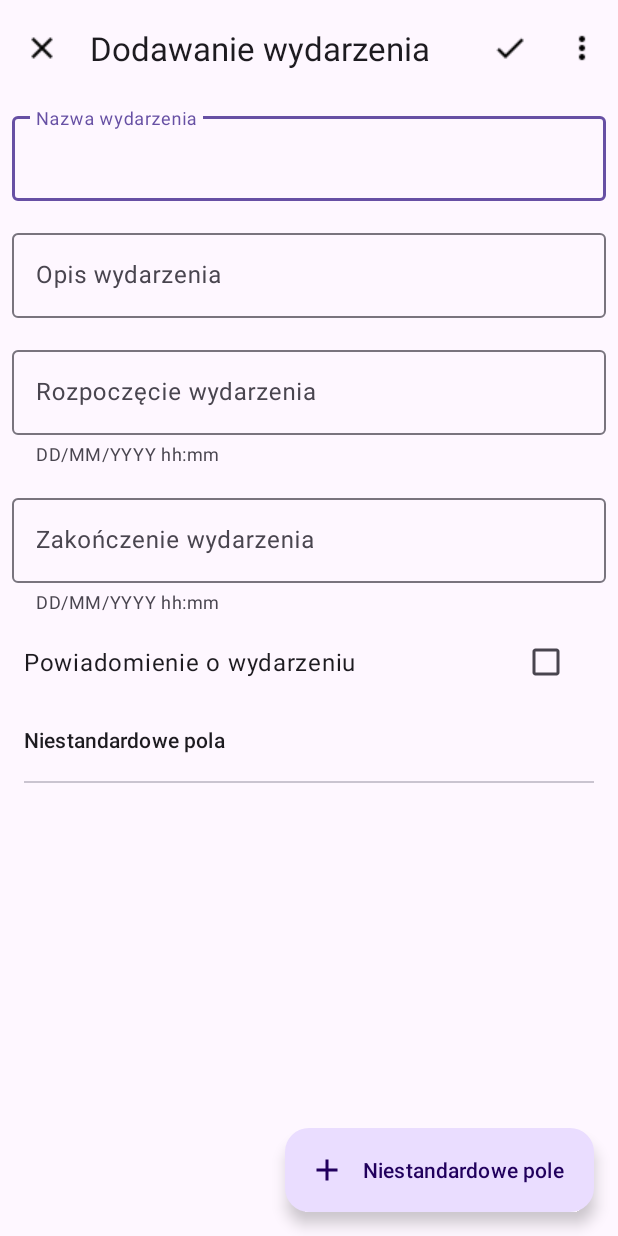
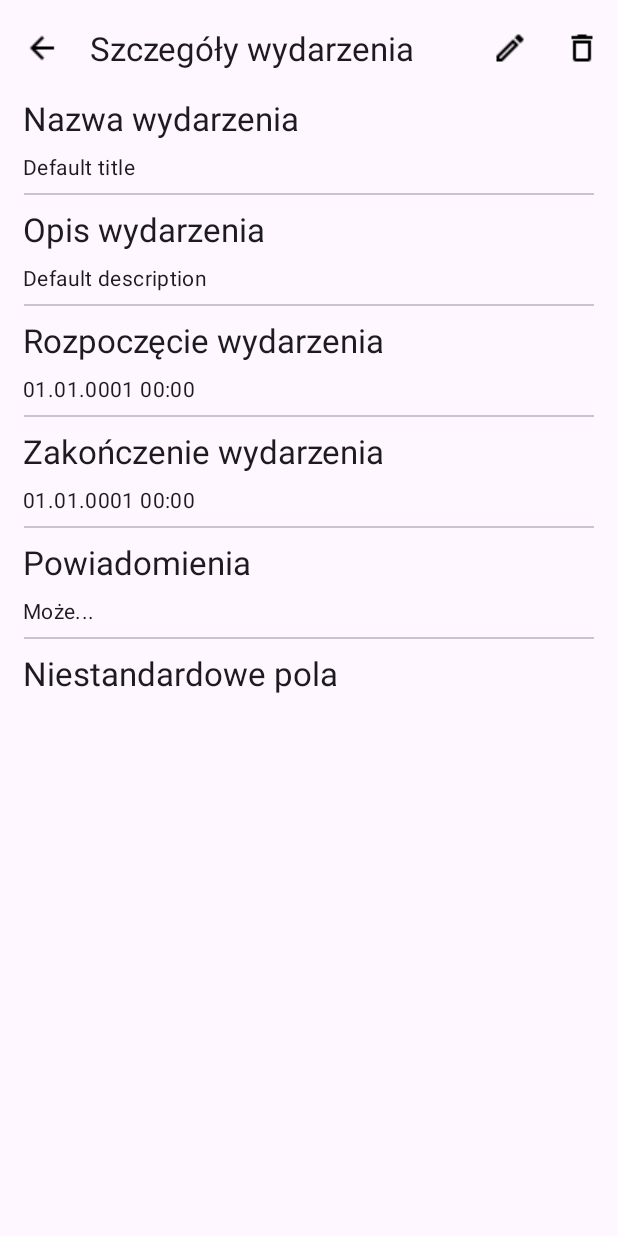
Before and after one commit to MissionSurvive/ProjektRiKWO, an Android app: the screen it shows after launch (EventAddActivity before the commit, SingleViewActivity after it), on a phone screen of 412 x 824 dp. Run offline under Robolectric (Android 15) with nearby library versions, the phone set to English and light mode, and no system bars; our stand-ins replace Room's generated code.

Commit message:
Created single event view

```diff
--- a/app/src/main/AndroidManifest.xml
+++ b/app/src/main/AndroidManifest.xml
@@ -23,6 +23,9 @@
         </activity>
         <activity android:name=".EventAddActivity">
         </activity>
+        <activity android:name=".SingleViewActivity">
+
+        </activity>
     </application>
 
 </manifest>
--- a/app/src/main/java/com/example/meetingapp/MainActivity.kt
+++ b/app/src/main/java/com/example/meetingapp/MainActivity.kt
@@ -26,15 +26,15 @@ class MainActivity : AppCompatActivity() {
         super.onCreate(savedInstanceState)
         enableEdgeToEdge()
         setContentView(R.layout.activity_main)
-        val intent = Intent(this, EventAddActivity::class.java)
+        val intent = Intent(this, SingleViewActivity::class.java)
+        intent.putExtra("meetingId", 1L)
         startActivity(intent)
+        val intentTwo = Intent(this, EventAddActivity::class.java)
+        startActivity(intentTwo)
         ViewCompat.setOnApplyWindowInsetsListener(findViewById(R.id.main)) { v, insets ->
             val systemBars = insets.getInsets(WindowInsetsCompat.Type.systemBars())
             v.setPadding(systemBars.left, systemBars.top, systemBars.right, systemBars.bottom)
             insets
         }
-        viewModel.getAllMeetings().observe(this){
-            print(it)
-        }
     }
 }
--- /dev/null
+++ b/app/src/main/java/com/example/meetingapp/SingleViewActivity.kt
@@ -0,0 +1,98 @@
+package com.example.meetingapp
+
+import android.opengl.Visibility
+import android.os.Bundle
+import android.widget.TextView
+import androidx.activity.enableEdgeToEdge
+import androidx.appcompat.app.AppCompatActivity
+import androidx.lifecycle.Observer
+import androidx.lifecycle.ViewModelProvider
+import androidx.recyclerview.widget.LinearLayoutManager
+import androidx.recyclerview.widget.RecyclerView
+import com.example.meetingapp.ViewModels.MeetingViewModel
+import com.example.meetingapp.ViewModels.ViewModelFactory
+import com.example.meetingapp.adapters.ExtraOptionsTextListAdapter
+import com.example.meetingapp.database.MeetingDatabase
+import com.example.meetingapp.repository.MeetingRepository
+import com.google.android.material.appbar.MaterialToolbar
+import java.text.Format
+import java.text.SimpleDateFormat
+import java.util.Date
+
+class SingleViewActivity : AppCompatActivity() {
+
+    private val viewModel: MeetingViewModel by lazy{
+        ViewModelProvider(
+            this,
+            ViewModelFactory(MeetingRepository(MeetingDatabase.invoke(this)))
+        ).get(MeetingViewModel::class.java)
+    }
+
+    var id: Long = 0
+
+    override fun onCreate(savedInstanceState: Bundle?) {
+        super.onCreate(savedInstanceState)
+        enableEdgeToEdge()
+        setContentView(R.layout.activity_single_view)
+
+        id = intent.getLongExtra("meetingId", 0)
+
+        val topAppBar: MaterialToolbar = findViewById(R.id.topAppBarMaterials)
+        val name: TextView = findViewById(R.id.eventName)
+        val description: TextView = findViewById(R.id.eventDescription)
+        val startDate: TextView = findViewById(R.id.eventStart)
+        val endDate: TextView = findViewById(R.id.eventEnd)
+        val notifications: TextView = findViewById(R.id.eventNotifications)
+        val extraOptions: TextView = findViewById(R.id.extraOptionsText)
+        val recycler: RecyclerView = findViewById(R.id.extraOptionsRecycler)
+        val adapter = ExtraOptionsTextListAdapter()
+
+        recycler.adapter = adapter
+        recycler.layoutManager = LinearLayoutManager(this)
+
+        topAppBar.setNavigationOnClickListener {
+            finish()
+        }
+
+        topAppBar.setOnMenuItemClickListener {menuItem ->
+            when (menuItem.itemId) {
+                R.id.edit -> {
+
+                    true
+                    }
+                R.id.delete -> {
+
+                    true
+                }
+                else -> false
+            }
+        }
+
+        viewModel.getMeetingById(id).observe(this, Observer {meeting ->
+            meeting?.let {
+
+                val formatter: Format = SimpleDateFormat("dd/MM/yyyy HH:mm")
+                val start: String = formatter.format(it.meetings.meetingDatetime)
+                val end: String = formatter.format(Date(it.meetings.meetingDatetime.time + it.meetings.meetingDuration))
+
+                name.text = it.meetings.meetingName
+                description.text = it.meetings.meetingDescription
+                startDate.text = start
+                endDate.text = end
+                if (it.meetings.meetingNotification) {
+                    notifications.text = "TAK"
+                }
+                else {
+                    notifications.text = "NIE"
+                }
+
+                if (it.options.isEmpty()) {
+                    extraOptions.text = ""
+                }
+                else {
+                    adapter.submitList(it.options)
+                }
+            }
+        })
+    }
+}
--- a/app/src/main/java/com/example/meetingapp/ViewModels/MeetingViewModel.kt
+++ b/app/src/main/java/com/example/meetingapp/ViewModels/MeetingViewModel.kt
@@ -36,4 +36,6 @@ class MeetingViewModel(private val meetingRepo : MeetingRepository) : ViewModel(
         viewModelScope.launch {
             meetingRepo.updateMeeting(meeting)
         }
+
+    fun getMeetingById(id: Long) = meetingRepo.getMeeingById(id).asLiveData()
 }
--- /dev/null
+++ b/app/src/main/java/com/example/meetingapp/adapters/ExtraOptionsTextListAdapter.kt
@@ -0,0 +1,32 @@
+package com.example.meetingapp.adapters
+import android.view.ViewGroup
+import androidx.core.widget.doOnTextChanged
+import androidx.recyclerview.widget.DiffUtil
+import androidx.recyclerview.widget.ListAdapter
+import com.example.meetingapp.CustomOptions
+import com.example.meetingapp.viewHolders.ExtraOptionTextViewHolder
+import com.example.meetingapp.viewHolders.ExtraOptionViewHolder
+
+class ExtraOptionsTextListAdapter() : ListAdapter<CustomOptions, ExtraOptionTextViewHolder>(OptionsComparator()) {
+
+    override fun onCreateViewHolder(parent: ViewGroup, viewType: Int): ExtraOptionTextViewHolder {
+        return ExtraOptionTextViewHolder.create(parent)
+    }
+
+    override fun onBindViewHolder(holder: ExtraOptionTextViewHolder, position: Int) {
+        val current = getItem(position)
+        holder.bind(current.optionId, current.optionKey, current.optionValue)
+    }
+
+    class OptionsComparator : DiffUtil.ItemCallback<CustomOptions>() {
+        override fun areItemsTheSame(oldItem: CustomOptions, newItem: CustomOptions): Boolean {
+            return oldItem === newItem
+        }
+
+        override fun areContentsTheSame(oldItem: CustomOptions, newItem: CustomOptions): Boolean {
+            return oldItem.optionId == newItem.optionId &&
+                    oldItem.optionKey == newItem.optionKey &&
+                    oldItem.optionValue == newItem.optionValue
+        }
+    }
+}
--- a/app/src/main/java/com/example/meetingapp/database/MeetingDao.kt
+++ b/app/src/main/java/com/example/meetingapp/database/MeetingDao.kt
@@ -10,6 +10,7 @@ import androidx.room.Update
 import com.example.meetingapp.CustomOptions
 import com.example.meetingapp.Meetings
 import com.example.meetingapp.MeetingsWithCustomOptions
+import kotlinx.coroutines.flow.Flow
 
 @Dao
 interface MeetingDao {
@@ -33,6 +34,9 @@ interface MeetingDao {
     @Query("SELECT * FROM MEETINGS ORDER BY meetingDatetime DESC")
     fun getAllMeetings(): LiveData<List<MeetingsWithCustomOptions>>
 
+    @Query("SELECT * FROM MEETINGS WHERE meetingId = :id")
+    fun getMeetingById(id: Long): Flow<MeetingsWithCustomOptions>
+
     @Query("SELECT * FROM CUSTOMOPTIONS")
     fun getAllCustomOptions(): LiveData<List<CustomOptions>>
 }
--- a/app/src/main/java/com/example/meetingapp/repository/MeetingRepository.kt
+++ b/app/src/main/java/com/example/meetingapp/repository/MeetingRepository.kt
@@ -4,10 +4,12 @@ package com.example.meetingapp.repository
 
 import com.example.meetingapp.CustomOptions
 import com.example.meetingapp.Meetings
+import com.example.meetingapp.MeetingsWithCustomOptions
 import com.example.meetingapp.TemplateCustomOptions
 import com.example.meetingapp.TemplateWithTemplateOptions
 import com.example.meetingapp.Templates
 import com.example.meetingapp.database.MeetingDatabase
+import kotlinx.coroutines.flow.Flow
 
 class MeetingRepository(private val db: MeetingDatabase) {
     suspend fun insertMeeting(meetings: Meetings): Long = db.getMeetingDoa().insertMeeting(meetings)
@@ -29,4 +31,6 @@ class MeetingRepository(private val db: MeetingDatabase) {
     fun getAllCustomOptions() = db.getMeetingDoa().getAllCustomOptions()
     fun getAllTemplates() = db.getTemplateDao().getAllTemplates()
     fun getAllTemplatesOptions() = db.getTemplateDao().getAllTemplateOptions()
+
+    fun getMeeingById(id: Long): Flow<MeetingsWithCustomOptions> = db.getMeetingDoa().getMeetingById(id)
 }
--- /dev/null
+++ b/app/src/main/java/com/example/meetingapp/viewHolders/ExtraOptionTextViewHolder.kt
@@ -0,0 +1,30 @@
+package com.example.meetingapp.viewHolders
+
+import android.net.Uri
+import android.view.LayoutInflater
+import android.view.View
+import android.view.ViewGroup
+import android.widget.Button
+import android.widget.TextView
+import androidx.recyclerview.widget.RecyclerView.ViewHolder
+import com.example.meetingapp.R
+import com.google.android.material.textfield.TextInputEditText
+import com.google.android.material.textfield.TextInputLayout
+
+class ExtraOptionTextViewHolder(itemView: View) : ViewHolder(itemView) {
+    val optionName: TextView = itemView.findViewById(R.id.optionName)
+    val optionContent: TextView = itemView.findViewById(R.id.optionContent)
+
+    fun bind(id: Int, name: String, content: String) {
+        optionName.text = name
+        optionContent.text = content
+    }
+
+    companion object {
+        fun create(parent: ViewGroup): ExtraOptionTextViewHolder {
+            val view: View = LayoutInflater.from(parent.context)
+                .inflate(R.layout.extra_options_text_list_view, parent, false)
+            return ExtraOptionTextViewHolder(view)
+        }
+    }
+}
--- /dev/null
+++ b/app/src/main/res/layout/activity_single_view.xml
@@ -0,0 +1,180 @@
+<?xml version="1.0" encoding="utf-8"?>
+<androidx.coordinatorlayout.widget.CoordinatorLayout xmlns:android="http://schemas.android.com/apk/res/android"
+    xmlns:app="http://schemas.android.com/apk/res-auto"
+    android:layout_width="match_parent"
+    android:layout_height="match_parent"
+    xmlns:tools="http://schemas.android.com/tools">
+
+    <com.google.android.material.appbar.AppBarLayout
+        android:id="@+id/topAppBar"
+        android:layout_width="match_parent"
+        android:layout_height="wrap_content"
+        android:fitsSystemWindows="true">
+
+        <com.google.android.material.appbar.MaterialToolbar
+            android:id="@+id/topAppBarMaterials"
+            android:layout_width="match_parent"
+            android:layout_height="wrap_content"
+            android:minHeight="?attr/actionBarSize"
+            app:title="Szczegóły wydarzenia"
+            app:subtitleCentered="false"
+            app:menu="@menu/single_view_menu"
+            app:navigationIcon="@drawable/outline_arrow_back_black_24" />
+    </com.google.android.material.appbar.AppBarLayout>
+
+    <androidx.core.widget.NestedScrollView
+        android:layout_width="match_parent"
+        android:layout_height="match_parent"
+        app:layout_behavior="@string/appbar_scrolling_view_behavior">
+
+    <LinearLayout
+        android:layout_width="match_parent"
+        android:layout_height="match_parent"
+        android:orientation="vertical">
+
+        <TextView
+            android:layout_width="match_parent"
+            android:layout_height="wrap_content"
+            android:paddingStart="15dp"
+            android:paddingEnd="15dp"
+            android:text="Nazwa wydarzenia"
+            style="@style/TextAppearance.Material3.TitleLarge"/>
+
+        <TextView
+            android:id="@+id/eventName"
+            android:layout_width="match_parent"
+            android:layout_height="wrap_content"
+            android:paddingStart="15dp"
+            android:paddingEnd="15dp"
+            android:paddingTop="8dp"
+            android:text="Default title"
+            style="@style/TextAppearance.Material3.BodyMedium"/>
+
+        <com.google.android.material.divider.MaterialDivider
+            android:layout_width="match_parent"
+            android:layout_height="wrap_content"
+            android:layout_marginStart="16dp"
+            android:layout_marginEnd="16dp"
+            android:layout_marginTop="8dp"
+            android:layout_marginBottom="8dp"/>
+        <TextView
+            android:layout_width="match_parent"
+            android:layout_height="wrap_content"
+            android:paddingStart="15dp"
+            android:paddingEnd="15dp"
+            android:text="Opis wydarzenia"
+            style="@style/TextAppearance.Material3.TitleLarge"/>
+
+        <TextView
+            android:id="@+id/eventDescription"
+            android:layout_width="match_parent"
+            android:layout_height="wrap_content"
+            android:paddingStart="15dp"
+            android:paddingEnd="15dp"
+            android:paddingTop="8dp"
+            android:text="Default description"
+            style="@style/TextAppearance.Material3.BodyMedium"/>
+
+        <com.google.android.material.divider.MaterialDivider
+            android:layout_width="match_parent"
+            android:layout_height="wrap_content"
+            android:layout_marginStart="16dp"
+            android:layout_marginEnd="16dp"
+            android:layout_marginTop="8dp"
+            android:layout_marginBottom="8dp"/>
+        <TextView
+            android:layout_width="match_parent"
+            android:layout_height="wrap_content"
+            android:paddingStart="15dp"
+            android:paddingEnd="15dp"
+            android:text="Rozpoczęcie wydarzenia"
+            style="@style/TextAppearance.Material3.TitleLarge"/>
+
+        <TextView
+            android:id="@+id/eventStart"
+            android:layout_width="match_parent"
+            android:layout_height="wrap_content"
+            android:paddingStart="15dp"
+            android:paddingEnd="15dp"
+            android:paddingTop="8dp"
+            android:text="01.01.0001 00:00"
+            style="@style/TextAppearance.Material3.BodyMedium"/>
+
+        <com.google.android.material.divider.MaterialDivider
+            android:layout_width="match_parent"
+            android:layout_height="wrap_content"
+            android:layout_marginStart="16dp"
+            android:layout_marginEnd="16dp"
+            android:layout_marginTop="8dp"
+            android:layout_marginBottom="8dp"/>
+
+        <TextView
+            android:layout_width="match_parent"
+            android:layout_height="wrap_content"
+            android:paddingStart="15dp"
+            android:paddingEnd="15dp"
+            android:text="Zakończenie wydarzenia"
+            style="@style/TextAppearance.Material3.TitleLarge"/>
+
+        <TextView
+            android:id="@+id/eventEnd"
+            android:layout_width="match_parent"
+            android:layout_height="wrap_content"
+            android:paddingStart="15dp"
+            android:paddingEnd="15dp"
+            android:paddingTop="8dp"
+            android:text="01.01.0001 00:00"
+            style="@style/TextAppearance.Material3.BodyMedium"/>
+
+        <com.google.android.material.divider.MaterialDivider
+            android:layout_width="match_parent"
+            android:layout_height="wrap_content"
+            android:layout_marginStart="16dp"
+            android:layout_marginEnd="16dp"
+            android:layout_marginTop="8dp"
+            android:layout_marginBottom="8dp"/>
+
+        <TextView
+            android:layout_width="match_parent"
+            android:layout_height="wrap_content"
+            android:paddingStart="15dp"
+            android:paddingEnd="15dp"
+            android:text="Powiadomienia"
+            style="@style/TextAppearance.Material3.TitleLarge"/>
+
+        <TextView
+            android:id="@+id/eventNotifications"
+            android:layout_width="match_parent"
+            android:layout_height="wrap_content"
+            android:paddingStart="15dp"
+            android:paddingEnd="15dp"
+            android:paddingTop="8dp"
+            android:text="Może..."
+            style="@style/TextAppearance.Material3.BodyMedium"/>
+
+        <com.google.android.material.divider.MaterialDivider
+            android:layout_width="match_parent"
+            android:layout_height="wrap_content"
+            android:layout_marginStart="16dp"
+            android:layout_marginEnd="16dp"
+            android:layout_marginTop="8dp"
+            android:layout_marginBottom="8dp"/>
+        <TextView
+            android:id="@+id/extraOptionsText"
+            android:layout_width="match_parent"
+            android:layout_height="wrap_content"
+            android:paddingStart="15dp"
+            android:paddingEnd="15dp"
+            android:text="Niestandardowe pola"
+            style="@style/TextAppearance.Material3.TitleLarge"/>
+
+        <androidx.recyclerview.widget.RecyclerView
+            android:id="@+id/extraOptionsRecycler"
+            android:layout_width="match_parent"
+            android:layout_height="wrap_content"
+            tools:listitem="@layout/extra_options_text_list_view">
+        </androidx.recyclerview.widget.RecyclerView>
+
+    </LinearLayout>
+    </androidx.core.widget.NestedScrollView>
+</androidx.coordinatorlayout.widget.CoordinatorLayout>
--- /dev/null
+++ b/app/src/main/res/layout/extra_options_text_list_view.xml
@@ -0,0 +1,27 @@
+<?xml version="1.0" encoding="utf-8"?>
+<LinearLayout xmlns:android="http://schemas.android.com/apk/res/android"
+    android:orientation="vertical"
+    android:layout_width="match_parent"
+    android:layout_height="wrap_content">
+
+    <TextView
+        android:id="@+id/optionName"
+        android:layout_width="match_parent"
+        android:layout_height="wrap_content"
+        android:paddingStart="15dp"
+        android:paddingEnd="15dp"
+        android:paddingTop="8dp"
+        android:text="Niestandardowe pole nazwa"
+        style="@style/TextAppearance.Material3.TitleSmall"/>
+
+    <TextView
+        android:id="@+id/optionContent"
+        android:layout_width="match_parent"
+        android:layout_height="wrap_content"
+        android:paddingStart="15dp"
+        android:paddingEnd="15dp"
+        android:paddingTop="8dp"
+        android:text="Niestandardowe pole treść"
+        style="@style/TextAppearance.Material3.BodyMedium"/>
+
+</LinearLayout>
--- /dev/null
+++ b/app/src/main/res/menu/single_view_menu.xml
@@ -0,0 +1,17 @@
+<?xml version="1.0" encoding="utf-8"?>
+<menu xmlns:android="http://schemas.android.com/apk/res/android"
+    xmlns:app="http://schemas.android.com/apk/res-auto">
+
+    <item
+        android:id="@+id/edit"
+        android:icon="@drawable/outline_edit_black_24"
+        android:title="edit"
+        app:showAsAction="always" />
+
+    <item
+        android:id="@+id/delete"
+        android:icon="@drawable/outline_delete_black_24"
+        android:title="delete"
+        app:showAsAction="always" />
+
+</menu>
```
Also changed, not shown: app/src/main/res/drawable/outline_arrow_back_black_24.png (added), app/src/main/res/drawable/outline_delete_black_24.png (added), app/src/main/res/drawable/outline_edit_black_24.png (added), 140 other files.
